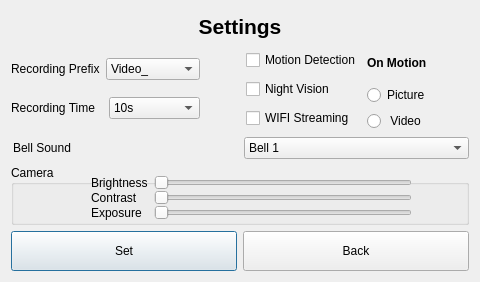
Before: the Qt Designer form settings_dialog.ui in SaadOjo/peephole_blind, drawn with Qt 5.
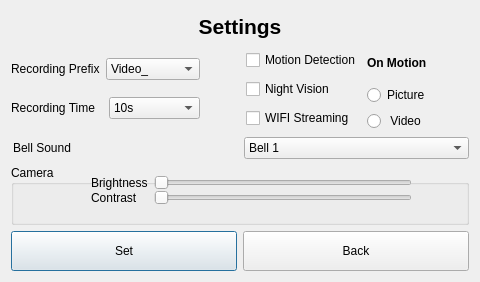
After: the same form once the commit is applied.

Patch:
```diff
--- a/settings_dialog.ui
+++ b/settings_dialog.ui
@@ -277,6 +277,13 @@
          </property>
         </widget>
        </item>
+       <item row="0" column="1">
+        <widget class="QSlider" name="horizontalSlider">
+         <property name="orientation">
+          <enum>Qt::Horizontal</enum>
+         </property>
+        </widget>
+       </item>
        <item row="1" column="0">
         <widget class="QLabel" name="label_3">
          <property name="text">
@@ -291,27 +298,6 @@
          </property>
         </widget>
        </item>
-       <item row="2" column="0">
-        <widget class="QLabel" name="label_4">
-         <property name="text">
-          <string>Exposure</string>
-         </property>
-        </widget>
-       </item>
-       <item row="2" column="1">
-        <widget class="QSlider" name="horizontalSlider_3">
-         <property name="orientation">
-          <enum>Qt::Horizontal</enum>
-         </property>
-        </widget>
-       </item>
-       <item row="0" column="1">
-        <widget class="QSlider" name="horizontalSlider">
-         <property name="orientation">
-          <enum>Qt::Horizontal</enum>
-         </property>
-        </widget>
-       </item>
       </layout>
      </widget>
     </widget>
```
